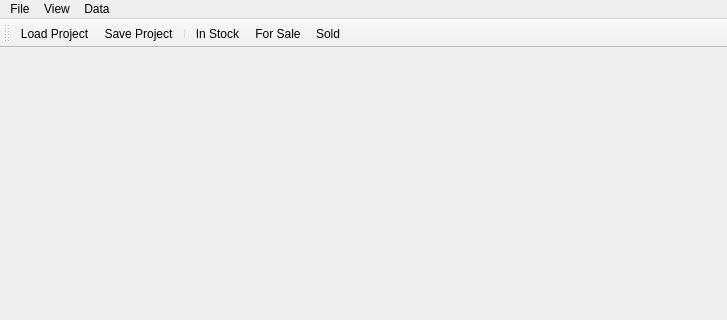
tlaemmlein/BrickMoney, file src/Applications/BrickMoneyDesktop/src/MainWindow.ui: the form before one commit; both pictures show x 0 to 727 and y 0 to 320 of the 727 by 540 pixel window.
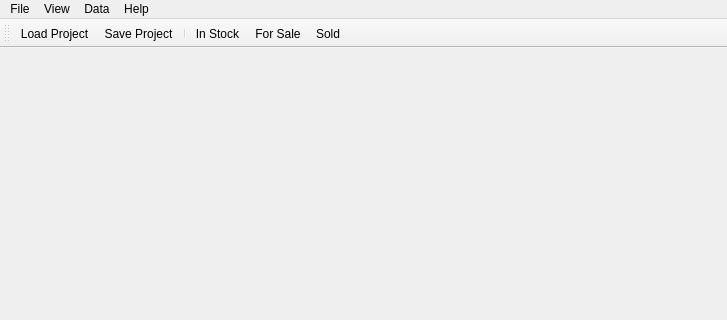
The form after the commit. Icons and pictures are not drawn.

Patch:
```diff
--- a/src/Applications/BrickMoneyDesktop/src/MainWindow.ui
+++ b/src/Applications/BrickMoneyDesktop/src/MainWindow.ui
@@ -47,9 +47,16 @@
     <addaction name="actionFor_Sale"/>
     <addaction name="actionSold"/>
    </widget>
+   <widget class="QMenu" name="menuHelp">
+    <property name="title">
+     <string>Help</string>
+    </property>
+    <addaction name="actionAbout"/>
+   </widget>
    <addaction name="menuFile"/>
    <addaction name="menuView"/>
    <addaction name="menuData"/>
+   <addaction name="menuHelp"/>
   </widget>
   <widget class="QStatusBar" name="statusbar"/>
   <widget class="QToolBar" name="toolBar">
```
Left out of the diff: 5 changed lines with no effect on the pictures.
